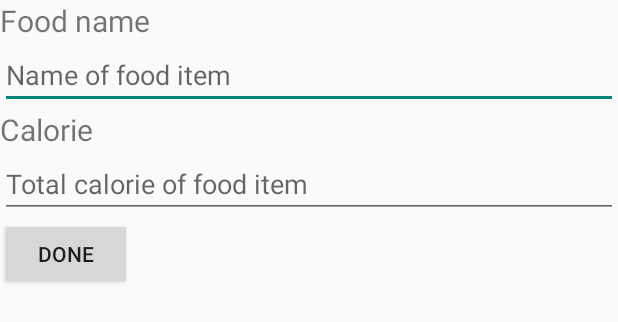
After one commit to andy168chipz/BulkApp, an Android app: the layout edit_item_dialog.xml on its own in the app's theme, with its tools: preview values and no code run, on a phone screen of 412 x 824 dp. The commit adds this screen. Shown: the top 322 px of the screen. Run offline under Robolectric (Android 15) with nearby library versions, the phone set to English and light mode, and no system bars.

Commit message:
added test db update, set up custom dialog to edit listviews

```diff
--- a/app/src/main/java/com/app/andy/bulkapp/MainFragment.java
+++ b/app/src/main/java/com/app/andy/bulkapp/MainFragment.java
@@ -200,6 +200,9 @@ public class MainFragment extends Fragment {
 			case R.id.goalSaveButton:
 				promptGoalDialog();
 				break;
+			case R.id.dialogDoneButton:
+				Log.v(LOG_TAG, "JKL;jlk");
+				break;
 			default:
 				Log.e(LOG_TAG, "Invalid button");
 				throw new IllegalArgumentException();
--- /dev/null
+++ b/app/src/main/res/layout/edit_item_dialog.xml
@@ -0,0 +1,45 @@
+<?xml version="1.0" encoding="utf-8"?>
+<LinearLayout xmlns:android="http://schemas.android.com/apk/res/android"
+              android:orientation="vertical"
+              android:layout_width="match_parent"
+              android:layout_height="match_parent"
+    android:minWidth="250dp">
+    <TextView
+        android:layout_width="wrap_content"
+        android:layout_height="wrap_content"
+        android:text="@string/food_name"
+        android:textSize="20sp"/>
+
+    <EditText
+        android:id="@+id/dialogFoodText"
+        android:layout_width="match_parent"
+        android:layout_height="wrap_content"
+        android:hint="@string/food_name_hint"
+        android:singleLine="true"
+        android:imeOptions="actionNext"
+        android:maxLength="20"/>
+
+    <TextView
+        android:layout_width="wrap_content"
+        android:layout_height="wrap_content"
+        android:text="@string/calorie"
+        android:textSize="20sp"/>
+
+    <EditText
+        android:id="@+id/dialogCalorieText"
+        android:layout_width="match_parent"
+        android:layout_height="wrap_content"
+        android:hint="@string/calorie_hint"
+        android:inputType="numberDecimal"
+        android:singleLine="true"
+        android:imeOptions="actionDone"
+        android:maxLength="7"/>
+
+    <Button
+        android:layout_width="wrap_content"
+        android:layout_height="wrap_content"
+        android:id="@+id/dialogDoneButton"
+        android:text="@string/done"
+        android:onClick="onClick"/>
+
+</LinearLayout>
```
Also changed, not shown: app/src/main/java/com/app/andy/bulkapp/FoodItemDataSource.java (+21 -8 lines), app/src/main/java/com/app/andy/bulkapp/FoodItemListView.java (+36 -6 lines), app/src/main/res/layout/main_fragment.xml (+47 -41 lines), 1 other file.
